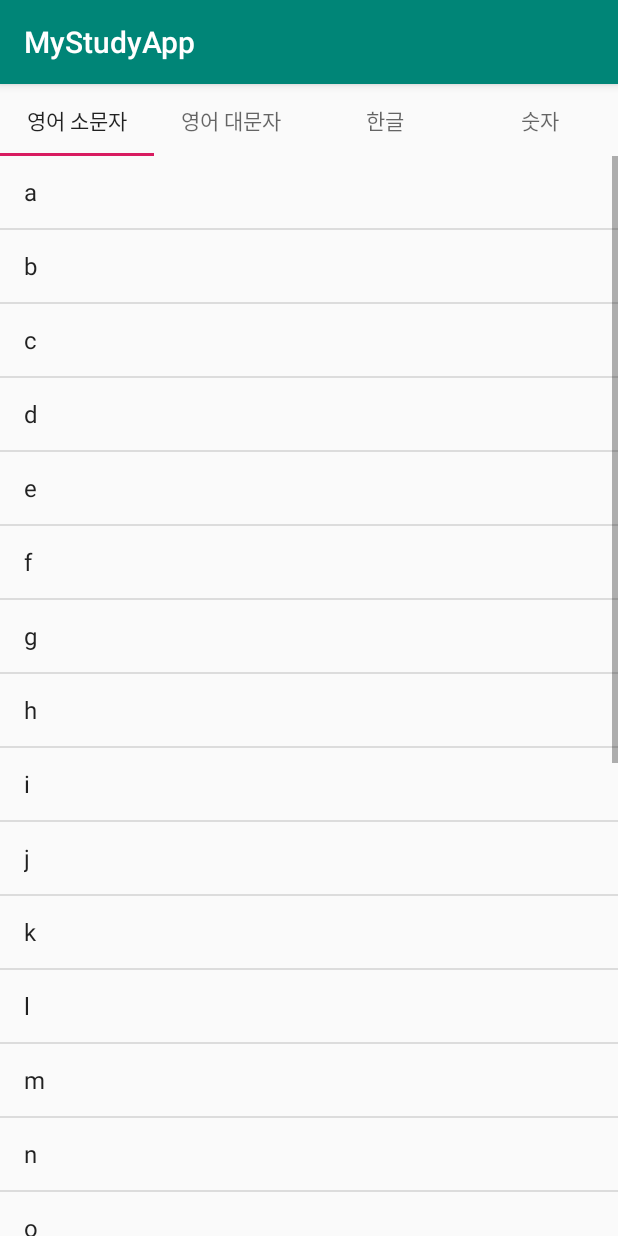
After one commit to Mo0k94/MyStudyApp, an Android app: the ListViewFragment screen opened directly, with no data from a screen before it, on a phone screen of 412 x 824 dp. The commit adds this screen. Run offline under Robolectric (Android 15) with nearby library versions, the phone set to English and light mode, and no system bars.

Commit message:
TabLayout & ViewPager 연습

```diff
--- a/app/src/main/AndroidManifest.xml
+++ b/app/src/main/AndroidManifest.xml
@@ -11,7 +11,8 @@
         android:roundIcon="@mipmap/ic_launcher_round"
         android:supportsRtl="true"
         android:theme="@style/AppTheme">
-        <activity android:name=".activities.ViewPagerActivity"></activity>
+        <activity android:name=".activities.ViewPagerExamActivity"></activity>
+        <activity android:name=".activities.ViewPagerActivity" />
         <activity android:name=".activities.ImageFragmentActivity" />
         <activity android:name=".activities.FragmentExamActivity" />
         <activity android:name=".activities.ListViewExamActivity" />
--- a/app/src/main/java/com/example/mystudyapp/ListViewActivity.java
+++ b/app/src/main/java/com/example/mystudyapp/ListViewActivity.java
@@ -16,6 +16,7 @@ import com.example.mystudyapp.activities.ListViewExamActivity;
 import com.example.mystudyapp.activities.MainActivity;
 import com.example.mystudyapp.activities.MemoActivity;
 import com.example.mystudyapp.activities.ViewPagerActivity;
+import com.example.mystudyapp.activities.ViewPagerExamActivity;
 import com.example.mystudyapp.activities.WeatherActivity;
 import com.example.mystudyapp.activities.WebBrowserActivity;
 import com.example.mystudyapp.adapters.MyAdapter;
@@ -52,6 +53,7 @@ public class ListViewActivity extends AppCompatActivity {
         addItem("11) 프래그먼트 연습","프래그먼트연습", FragmentExamActivity.class);
         addItem("12) 프래그먼트 콜백 연습","콜백연습", ImageFragmentActivity.class);
         addItem("13) ViewPager","FragmentPagerAdapter 연습", ViewPagerActivity.class);
+        addItem("13) ViewPager 연습","TabLayout + ViewPager 연습", ViewPagerExamActivity.class);
         MyAdapter adapter = new MyAdapter(mDataList);
 
         mListView.setAdapter(adapter);
--- /dev/null
+++ b/app/src/main/java/com/example/mystudyapp/activities/ViewPagerExamActivity.java
@@ -0,0 +1,112 @@
+package com.example.mystudyapp.activities;
+
+import android.support.annotation.Nullable;
+import android.support.design.widget.TabLayout;
+import android.support.v4.app.Fragment;
+import android.support.v4.app.FragmentManager;
+import android.support.v4.app.FragmentPagerAdapter;
+import android.support.v4.view.ViewPager;
+import android.support.v7.app.AppCompatActivity;
+import android.os.Bundle;
+
+import com.example.mystudyapp.R;
+import com.example.mystudyapp.fragments.ListViewFragment;
+
+import java.util.ArrayList;
+import java.util.List;
+
+public class ViewPagerExamActivity extends AppCompatActivity {
+
+    private TabLayout mTabLayout;
+    private ViewPager mViewPager;
+    @Override
+    protected void onCreate(Bundle savedInstanceState) {
+        super.onCreate(savedInstanceState);
+        setContentView(R.layout.activity_view_pager_exam);
+
+
+        mTabLayout = findViewById(R.id.tab);
+        mViewPager = findViewById(R.id.pager);
+
+        List<Fragment> fragmentList = new ArrayList<>();
+
+        fragmentList.add(ListViewFragment.newInstance(createLowerCaseAlphabetList()));
+        fragmentList.add(ListViewFragment.newInstance(createUpperCaseAlphabetList()));
+        fragmentList.add(ListViewFragment.newInstance(createHangulList()));
+        fragmentList.add(ListViewFragment.newInstance(createNumberList()));
+
+        MyAdapter adapter = new MyAdapter(getSupportFragmentManager(),
+                fragmentList,
+                new String[] {"영어 소문자", "영어 대문자", "한글", "숫자"});
+        mViewPager.setAdapter(adapter);
+        mTabLayout.setupWithViewPager(mViewPager);
+    }
+
+    //소문자
+    private List<String> createLowerCaseAlphabetList(){
+        List<String> list = new ArrayList<>();
+        char ch = 'a';
+        for (char i= ch; i<='z'; i++){
+            list.add(String.valueOf(i));//a부터 z까지 list에 넣음
+        }
+        return list;
+    }
+    //대문자
+    private List<String> createUpperCaseAlphabetList(){
+        List<String> list = new ArrayList<>();
+        char ch = 'A';
+        for (char i= ch; i<='Z'; i++){
+            list.add(String.valueOf(i));//A부터 Z까지 list에 넣음
+        }
+        return list;
+    }
+
+    //한글
+    private List<String> createHangulList(){
+        List<String> list = new ArrayList<>();
+        char ch = 'ㄱ';
+        for (char i= ch; i<='ㅎ'; i++){
+            list.add(String.valueOf(i));//ㄱ부터 ㅎ까지 list에 넣음
+        }
+        return list;
+    }
+    //숫자
+    private List<String> createNumberList(){
+        List<String> list = new ArrayList<>();
+        char ch = '0';
+        for (char i= ch; i<='9'; i++){
+            list.add(String.valueOf(i));//ㄱ부터 ㅎ까지 list에 넣음
+        }
+        return list;
+    }
+
+
+    private static class MyAdapter extends FragmentPagerAdapter{
+
+        private List<Fragment> mmFragmentList;
+        private String[] mmPageTitles;
+        public MyAdapter(FragmentManager fm,
+                         List<Fragment> fragmentList,
+                         String[] pageTitles){
+            super(fm);
+            mmFragmentList = fragmentList;
+            mmPageTitles = pageTitles;
+        }
+        @Override
+        public Fragment getItem(int position) {
+            return mmFragmentList.get(position);
+        }
+
+        @Override
+        public int getCount() {
+            return mmFragmentList.size();
+        }
+
+        @Nullable
+        @Override
+        public CharSequence getPageTitle(int position) {
+
+            return mmPageTitles[position];
+        }
+    }
+}
--- /dev/null
+++ b/app/src/main/java/com/example/mystudyapp/fragments/ListViewFragment.java
@@ -0,0 +1,106 @@
+package com.example.mystudyapp.fragments;
+
+import android.os.Bundle;
+import android.support.annotation.NonNull;
+import android.support.annotation.Nullable;
+import android.support.v4.app.Fragment;
+import android.view.LayoutInflater;
+import android.view.View;
+import android.view.ViewGroup;
+import android.widget.BaseAdapter;
+import android.widget.ListView;
+import android.widget.TextView;
+
+import com.example.mystudyapp.R;
+
+import java.io.Serializable;
+import java.util.List;
+
+public class ListViewFragment extends Fragment {
+
+    private List<String> mData;
+
+    public static ListViewFragment newInstance(List<String> data){
+        ListViewFragment fragment = new ListViewFragment();
+
+        Bundle bundle = new Bundle();
+        bundle.putSerializable("data",(Serializable) data);
+
+        fragment.setArguments(bundle);
+        return fragment;
+    }
+    @Nullable
+    @Override
+    public View onCreateView(@NonNull LayoutInflater inflater, @Nullable ViewGroup container, @Nullable Bundle savedInstanceState) {
+        View view = inflater.inflate(R.layout.fragment_list_view,container,false);
+        return view;
+    }
+
+    //onCreateView   와     onActivityCreated 사이에 존재 생명주기에는 없음
+    @Override
+    public void onViewCreated(@NonNull View view, @Nullable Bundle savedInstanceState) {
+
+        super.onViewCreated(view, savedInstanceState);
+        ListView listView = view.findViewById(R.id.list_view);
+
+        Bundle bundle = getArguments();
+        mData = (List<String>) bundle.getSerializable("data");
+
+        MyAdapter mAdapter = new MyAdapter(mData);
+        listView.setAdapter(mAdapter);
+    }
+
+    @Override
+    public void onActivityCreated(@Nullable Bundle savedInstanceState) {
+        super.onActivityCreated(savedInstanceState);
+    }
+
+
+
+    private static class MyAdapter extends BaseAdapter{
+
+        private final List<String> mmData;
+        public MyAdapter(List<String> data) {
+            mmData = data;
+        }
+
+        @Override
+        public int getCount() {
+            return mmData.size();
+        }
+
+        @Override
+        public Object getItem(int position) {
+            return mmData.get(position);
+        }
+
+        @Override
+        public long getItemId(int position) {
+            return position;
+        }
+
+        @Override
+        public View getView(int position, View convertView, ViewGroup parent) {
+            ViewHolder viewHolder;
+            if(convertView == null){
+                viewHolder = new ViewHolder();
+                convertView = LayoutInflater.from(parent.getContext())
+                        .inflate(android.R.layout.simple_list_item_1,parent,false);
+
+                viewHolder.text_view = convertView.findViewById(android.R.id.text1);
+
+                convertView.setTag(viewHolder);
+            }else{
+                viewHolder = (ViewHolder) convertView.getTag();
+            }
+            String data = mmData.get(position);
+
+            viewHolder.text_view.setText(data);
+            return convertView;
+        }
+    }
+
+    private static class ViewHolder{
+        TextView text_view;
+    }
+}
--- /dev/null
+++ b/app/src/main/res/layout/activity_view_pager_exam.xml
@@ -0,0 +1,19 @@
+<?xml version="1.0" encoding="utf-8"?>
+<LinearLayout xmlns:android="http://schemas.android.com/apk/res/android"
+    xmlns:app="http://schemas.android.com/apk/res-auto"
+    xmlns:tools="http://schemas.android.com/tools"
+    android:layout_width="match_parent"
+    android:layout_height="match_parent"
+    android:orientation="vertical"
+    tools:context=".activities.ViewPagerExamActivity">
+
+    <android.support.design.widget.TabLayout
+        android:id="@+id/tab"
+        android:layout_width="match_parent"
+        android:layout_height="wrap_content" />
+
+    <android.support.v4.view.ViewPager
+        android:id="@+id/pager"
+        android:layout_width="match_parent"
+        android:layout_height="match_parent" />
+</LinearLayout>
--- /dev/null
+++ b/app/src/main/res/layout/fragment_list_view.xml
@@ -0,0 +1,11 @@
+<?xml version="1.0" encoding="utf-8"?>
+<LinearLayout xmlns:android="http://schemas.android.com/apk/res/android"
+    android:layout_width="match_parent"
+    android:layout_height="match_parent"
+    android:orientation="vertical">
+
+    <ListView
+        android:id="@+id/list_view"
+        android:layout_width="match_parent"
+        android:layout_height="match_parent" />
+</LinearLayout>
```
